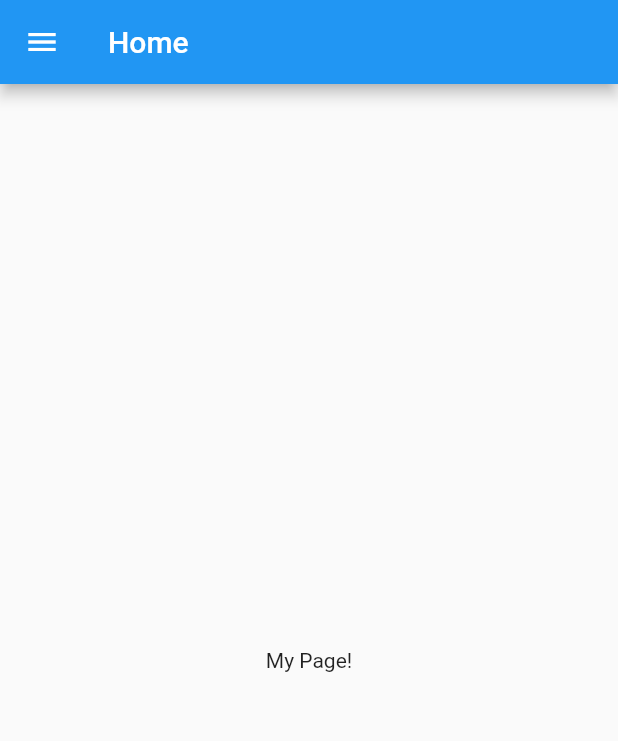
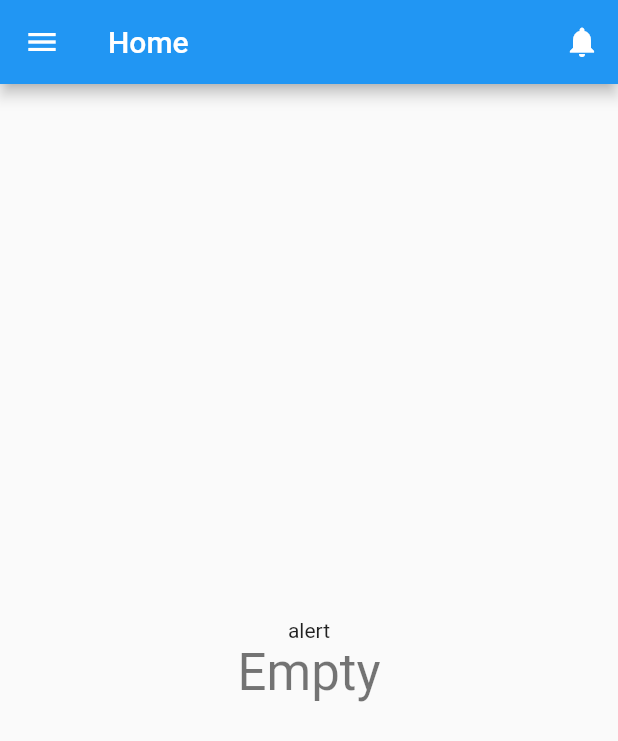
Before and after one commit to WSAyan/flutter_basic, a Flutter app: the HomeScreen screen opened by its route, on a phone screen of 412 x 824 dp. Shown: the top 741 px of the screen. Run offline on Flutter 3.47's test engine with Material 2 defaults, Android fonts, the phone set to English and light mode, and no system bars; our stand-ins replace firebase_messaging, fluttertoast, image_picker, scrollable_positioned_list, shared_preferences; accounts and stored records are empty.

Commit message:
add push notifications

```diff
--- a/lib/screens/home/home.dart
+++ b/lib/screens/home/home.dart
@@ -1,3 +1,4 @@
+import 'package:firebase_messaging/firebase_messaging.dart';
 import 'package:flutter/cupertino.dart';
 import 'package:flutter/material.dart';
 import 'package:flutter_basic/screens/home/drawer.dart';
@@ -11,11 +12,62 @@ class HomeScreen extends StatefulWidget {
 }
 
 class HomeState extends State<HomeScreen> {
+  String messageTitle = "Empty";
+  String notificationAlert = "alert";
+
+  FirebaseMessaging firebaseMessaging = FirebaseMessaging();
+
+  @override
+  void initState() {
+    super.initState();
+
+    firebaseMessaging.configure(
+      onMessage: (message) async {
+        setState(() {
+          messageTitle = message["notification"]["title"];
+          notificationAlert = "New Notification Alert";
+        });
+      },
+      onResume: (message) async {
+        setState(() {
+          messageTitle = message["data"]["title"];
+          notificationAlert = "Application opened from Notification";
+        });
+      },
+    );
+
+    firebaseMessaging.requestNotificationPermissions();
+  }
+
   @override
   Widget build(BuildContext context) {
     return Scaffold(
-      appBar: AppBar(title: Text(AppStrings.HOME_SCREEN_TITLE)),
-      body: Center(child: Text('My Page!')),
+      appBar: AppBar(
+        title: Text(AppStrings.HOME_SCREEN_TITLE),
+        actions: <Widget>[
+          IconButton(
+            icon: Icon(
+              Icons.notifications,
+              color: Colors.white,
+            ),
+            onPressed: () {},
+          )
+        ],
+      ),
+      body: Center(
+        child: Column(
+          mainAxisAlignment: MainAxisAlignment.center,
+          children: <Widget>[
+            Text(
+              notificationAlert,
+            ),
+            Text(
+              messageTitle,
+              style: Theme.of(context).textTheme.headline4,
+            ),
+          ],
+        ),
+      ),
       drawer: SideNavDrawer(),
     );
   }
--- a/pubspec.yaml
+++ b/pubspec.yaml
@@ -28,6 +28,7 @@ dependencies:
   shared_preferences: 0.5.12+4
   scrollable_positioned_list: ^0.1.9
   image_picker: ^0.6.7+22
+  firebase_messaging: ^7.0.3
 
 
   # The following adds the Cupertino Icons font to your application.
```
Also changed, not shown: pubspec.lock, 5 other files.
